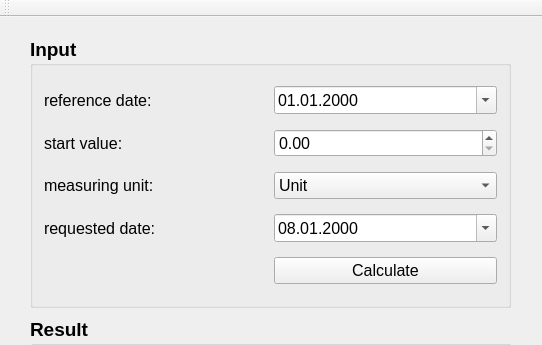
Above: ui/mainwindow.ui from lnc02/Activity-Conversion before the change; both pictures show x 0 to 542 and y 0 to 345 of the 542 by 537 pixel window. Below: the same form after it.
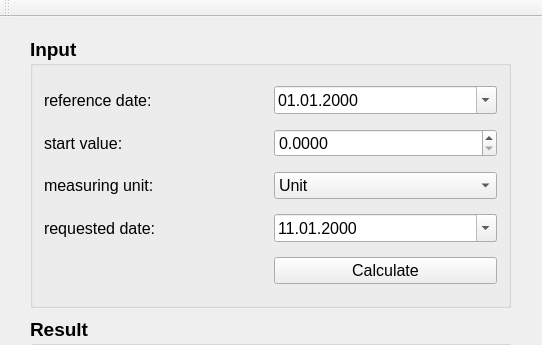
That is the form after the change.

The edit to the form file:
```diff
--- a/ui/mainwindow.ui
+++ b/ui/mainwindow.ui
@@ -98,6 +98,9 @@
          <bold>false</bold>
         </font>
        </property>
+       <property name="decimals">
+        <number>4</number>
+       </property>
        <property name="minimum">
         <double>0.000000000000000</double>
        </property>
@@ -179,7 +182,7 @@
          <second>0</second>
          <year>2000</year>
          <month>1</month>
-         <day>8</day>
+         <day>11</day>
         </datetime>
        </property>
        <property name="maximumDate">
@@ -198,6 +201,13 @@
        <property name="calendarPopup">
         <bool>true</bool>
        </property>
+       <property name="date">
+        <date>
+         <year>2000</year>
+         <month>1</month>
+         <day>11</day>
+        </date>
+       </property>
       </widget>
      </item>
      <item row="4" column="1">
```
Left out of the diff: 4 changed lines with no effect on the pictures.
